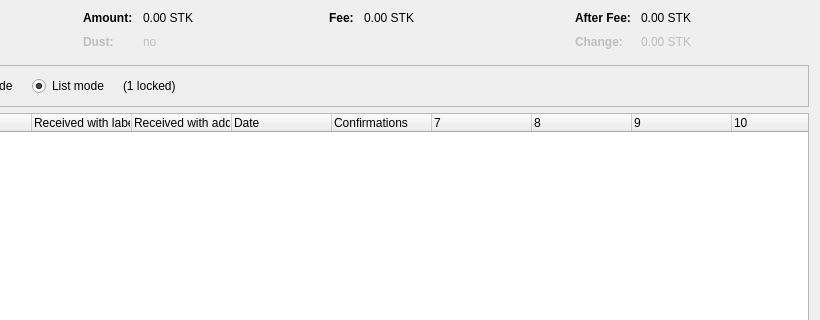
GenYuanLian/SourceChain, file src/qt/forms/coincontroldialog.ui: the form before one commit; both pictures show x 180 to 1000 and y 0 to 320 of the 1000 by 500 pixel window.
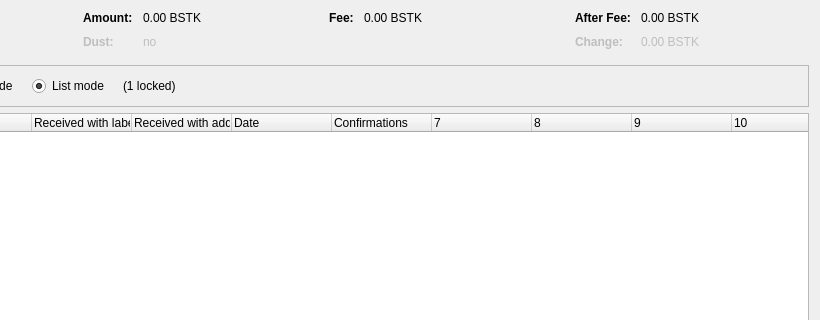
The form after the commit. Custom widgets are drawn as their Qt base class.

Commit message: change stk to bstk

```diff
--- a/src/qt/forms/coincontroldialog.ui
+++ b/src/qt/forms/coincontroldialog.ui
@@ -132,7 +132,7 @@
           <enum>Qt::ActionsContextMenu</enum>
          </property>
          <property name="text">
-          <string notr="true">0.00 STK</string>
+          <string notr="true">0.00 BSTK</string>
          </property>
          <property name="textInteractionFlags">
           <set>Qt::LinksAccessibleByMouse|Qt::TextSelectableByKeyboard|Qt::TextSelectableByMouse</set>
@@ -212,7 +212,7 @@
           <enum>Qt::ActionsContextMenu</enum>
          </property>
          <property name="text">
-          <string notr="true">0.00 STK</string>
+          <string notr="true">0.00 BSTK</string>
          </property>
          <property name="textInteractionFlags">
           <set>Qt::LinksAccessibleByMouse|Qt::TextSelectableByKeyboard|Qt::TextSelectableByMouse</set>
@@ -257,7 +257,7 @@
           <enum>Qt::ActionsContextMenu</enum>
          </property>
          <property name="text">
-          <string notr="true">0.00 STK</string>
+          <string notr="true">0.00 BSTK</string>
          </property>
          <property name="textInteractionFlags">
           <set>Qt::LinksAccessibleByMouse|Qt::TextSelectableByKeyboard|Qt::TextSelectableByMouse</set>
@@ -292,7 +292,7 @@
           <enum>Qt::ActionsContextMenu</enum>
          </property>
          <property name="text">
-          <string notr="true">0.00 STK</string>
+          <string notr="true">0.00 BSTK</string>
          </property>
          <property name="textInteractionFlags">
           <set>Qt::LinksAccessibleByMouse|Qt::TextSelectableByKeyboard|Qt::TextSelectableByMouse</set>
```
The commit also changes 22 other files.
